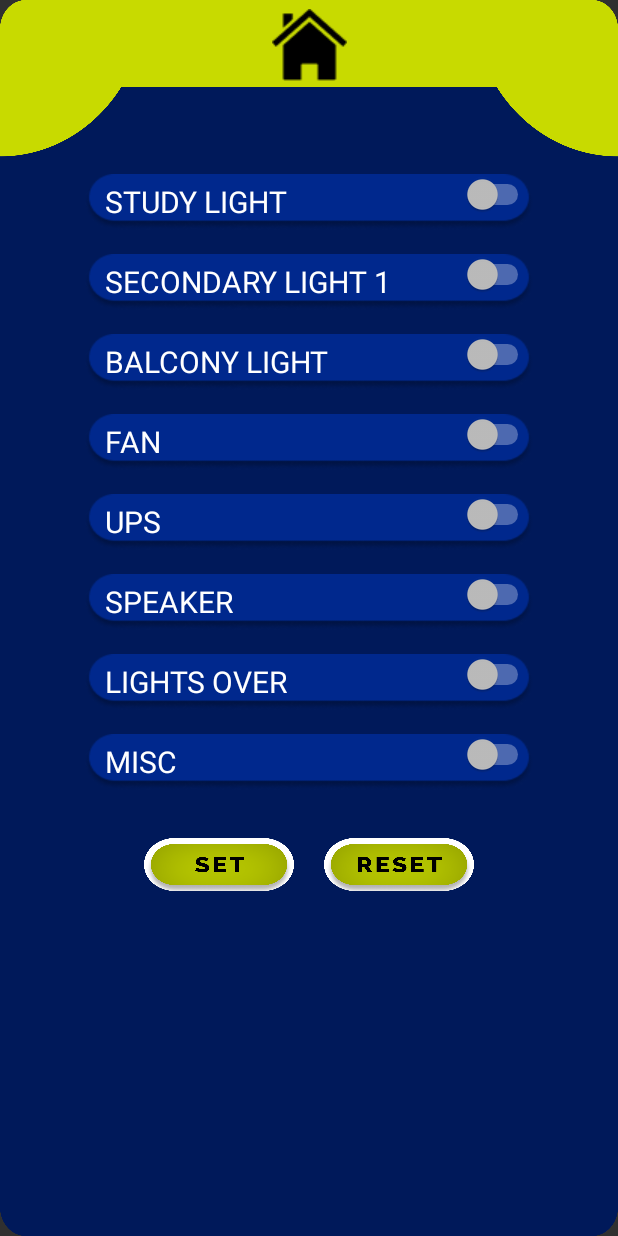
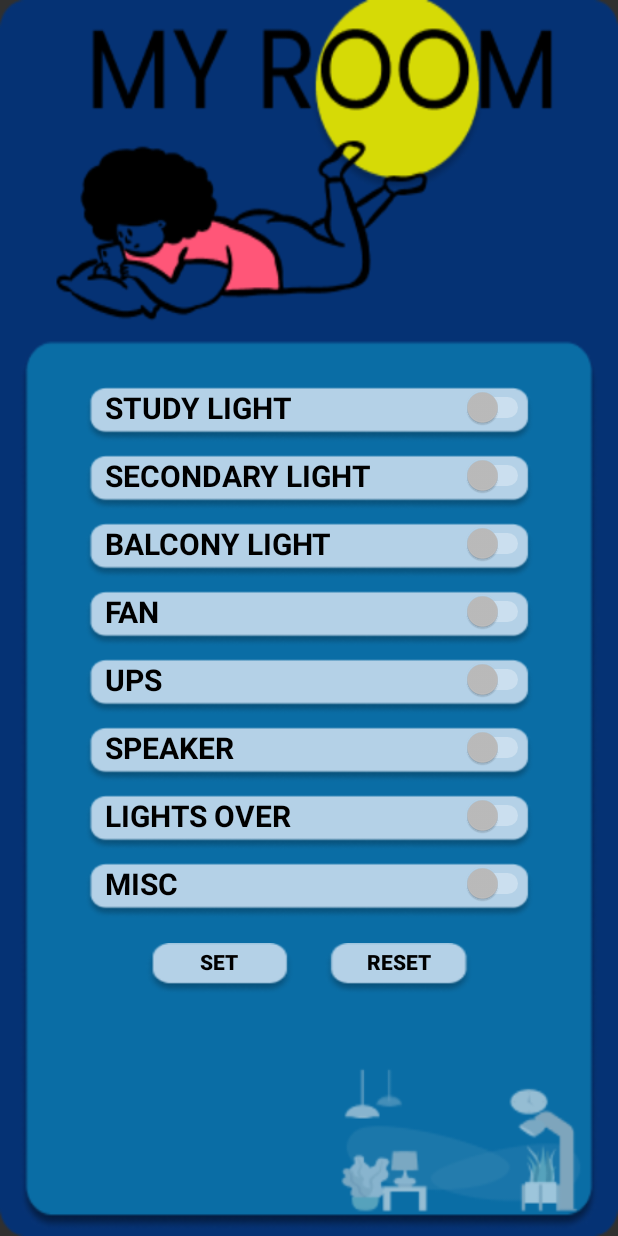
Before and after one commit to kush11251/Home_Appliance_Control, an Android app: the MainActivity screen opened directly, with no data from a screen before it, on a phone screen of 412 x 824 dp. Run offline under Robolectric (Android 15) with nearby library versions, the light colour scheme and no system bars; our stand-ins replace Firebase (no records; nobody signed in at launch, a user with empty details on screens opened directly); Roboto replaces fonts that are not available here.

Commit message:
Change 10

```diff
--- a/app/src/main/AndroidManifest.xml
+++ b/app/src/main/AndroidManifest.xml
@@ -11,7 +11,9 @@
         android:roundIcon="@mipmap/ic_launcher_round"
         android:supportsRtl="true"
         android:theme="@style/Theme.AppCompat.NoActionBar">
-        <activity android:name=".SplashScreen">
+        <activity
+            android:name=".SplashScreen"
+            android:screenOrientation="portrait">
             <intent-filter>
                 <action android:name="android.intent.action.MAIN" />
 
--- a/app/src/main/res/layout/activity_main.xml
+++ b/app/src/main/res/layout/activity_main.xml
@@ -4,14 +4,14 @@
     xmlns:tools="http://schemas.android.com/tools"
     android:layout_width="match_parent"
     android:layout_height="match_parent"
-    android:background="@drawable/back"
+    android:background="@drawable/layout_new_1"
     tools:context=".MainActivity">
 
     <ScrollView
         android:id="@+id/scrollView2"
         android:layout_width="match_parent"
         android:layout_height="match_parent"
-        android:layout_marginTop="100dp"
+        android:layout_marginTop="250dp"
         android:fadeScrollbars="false"
         android:isScrollContainer="false"
         android:nestedScrollingEnabled="false"
@@ -34,11 +34,14 @@
                 android:layout_width="300dp"
                 android:layout_height="37dp"
                 android:layout_gravity="center"
-                android:layout_marginTop="16dp"
-                android:background="@drawable/switchback"
+                android:layout_marginTop="8dp"
+                android:background="@drawable/switch_button_new"
                 android:fontFamily="sans-serif"
                 android:gravity="fill"
+                android:paddingBottom="10dp"
                 android:text="   Study Light"
+                android:textColor="#000000"
+                android:textStyle="bold"
                 android:textAllCaps="true"
                 android:textSize="20sp" />
 
@@ -47,11 +50,14 @@
                 android:layout_width="300dp"
                 android:layout_height="37dp"
                 android:layout_gravity="center"
-                android:layout_marginTop="16dp"
-                android:background="@drawable/switchback"
+                android:layout_marginTop="8dp"
+                android:background="@drawable/switch_button_new"
                 android:fontFamily="sans-serif"
                 android:gravity="fill"
-                android:text="   Secondary Light 1"
+                android:paddingBottom="10dp"
+                android:text="   Secondary Light"
+                android:textColor="#000000"
+                android:textStyle="bold"
                 android:textAllCaps="true"
                 android:textSize="20sp" />
 
@@ -60,11 +66,14 @@
                 android:layout_width="300dp"
                 android:layout_height="37dp"
                 android:layout_gravity="center"
-                android:layout_marginTop="16dp"
-                android:background="@drawable/switchback"
+                android:layout_marginTop="8dp"
+                android:background="@drawable/switch_button_new"
                 android:fontFamily="sans-serif"
                 android:gravity="fill"
+                android:paddingBottom="10dp"
                 android:text="   Balcony Light"
+                android:textColor="#000000"
+                android:textStyle="bold"
                 android:textAllCaps="true"
                 android:textSize="20sp" />
 
@@ -73,11 +82,14 @@
                 android:layout_width="300dp"
                 android:layout_height="37dp"
                 android:layout_gravity="center"
-                android:layout_marginTop="16dp"
-                android:background="@drawable/switchback"
+                android:layout_marginTop="8dp"
+                android:background="@drawable/switch_button_new"
                 android:fontFamily="sans-serif"
                 android:gravity="fill"
+                android:paddingBottom="10dp"
                 android:text="   Fan"
+                android:textColor="#000000"
+                android:textStyle="bold"
                 android:textAllCaps="true"
                 android:textSize="20sp" />
 
@@ -86,11 +98,14 @@
                 android:layout_width="300dp"
                 android:layout_height="37dp"
                 android:layout_gravity="center"
-                android:layout_marginTop="16dp"
-                android:background="@drawable/switchback"
+                android:layout_marginTop="8dp"
+                android:background="@drawable/switch_button_new"
                 android:fontFamily="sans-serif"
                 android:gravity="fill"
+                android:paddingBottom="10dp"
                 android:text="   UPS"
+                android:textColor="#000000"
+                android:textStyle="bold"
                 android:textAllCaps="true"
                 android:textSize="20sp" />
 
@@ -99,11 +114,14 @@
                 android:layout_width="300dp"
                 android:layout_height="37dp"
                 android:layout_gravity="center"
-                android:layout_marginTop="16dp"
-                android:background="@drawable/switchback"
+                android:layout_marginTop="8dp"
+                android:background="@drawable/switch_button_new"
                 android:fontFamily="sans-serif"
                 android:gravity="fill"
+                android:paddingBottom="10dp"
                 android:text="   Speaker"
+                android:textColor="#000000"
+                android:textStyle="bold"
                 android:textAllCaps="true"
                 android:textSize="20sp" />
 
@@ -112,11 +130,14 @@
                 android:layout_width="300dp"
                 android:layout_height="37dp"
                 android:layout_gravity="center"
-                android:layout_marginTop="16dp"
-                android:background="@drawable/switchback"
+                android:layout_marginTop="8dp"
+                android:background="@drawable/switch_button_new"
                 android:fontFamily="sans-serif"
                 android:gravity="fill"
+                android:paddingBottom="10dp"
                 android:text="   Lights Over"
+                android:textColor="#000000"
+                android:textStyle="bold"
                 android:textAllCaps="true"
                 android:textSize="20sp" />
 
@@ -125,18 +146,21 @@
                 android:layout_width="300dp"
                 android:layout_height="37dp"
                 android:layout_gravity="center"
-                android:layout_marginTop="16dp"
-                android:background="@drawable/switchback"
+                android:layout_marginTop="8dp"
+                android:background="@drawable/switch_button_new"
                 android:fontFamily="sans-serif"
                 android:gravity="fill"
+                android:paddingBottom="10dp"
                 android:text="   Misc"
+                android:textColor="#000000"
+                android:textStyle="bold"
                 android:textAllCaps="true"
                 android:textSize="20sp" />
 
             <LinearLayout
                 android:layout_width="match_parent"
                 android:layout_height="match_parent"
-                android:layout_marginTop="32dp"
+                android:layout_marginTop="16dp"
                 android:gravity="center"
                 android:orientation="horizontal">
 
@@ -146,7 +170,11 @@
                     android:layout_height="35dp"
                     android:layout_gravity="fill"
                     android:layout_marginEnd="10dp"
-                    android:background="@drawable/setbutton" />
+                    android:background="@drawable/set_button_new"
+                    android:paddingBottom="10dp"
+                    android:text="SET"
+                    android:textColor="#000000"
+                    android:textStyle="bold" />
 
                 <Button
                     android:id="@+id/reset"
@@ -154,22 +182,15 @@
                     android:layout_height="35dp"
                     android:layout_gravity="fill"
                     android:layout_marginStart="10dp"
-                    android:background="@drawable/resetbutton" />
+                    android:background="@drawable/reset_button_new"
+                    android:paddingBottom="10dp"
+                    android:text="reset"
+                    android:textColor="#000000"
+                    android:textStyle="bold" />
 
             </LinearLayout>
 
         </LinearLayout>
     </ScrollView>
 
-    <ImageView
-        android:id="@+id/imageView"
-        android:layout_width="wrap_content"
-        android:layout_height="wrap_content"
-        android:layout_marginTop="6dp"
-        app:layout_constraintEnd_toEndOf="parent"
-        app:layout_constraintHorizontal_bias="0.5"
-        app:layout_constraintStart_toStartOf="parent"
-        app:layout_constraintTop_toTopOf="parent"
-        app:srcCompat="@drawable/home" />
-
 </androidx.constraintlayout.widget.ConstraintLayout>
--- a/app/src/main/res/layout/activity_splash_screen.xml
+++ b/app/src/main/res/layout/activity_splash_screen.xml
@@ -5,7 +5,7 @@
     android:id="@+id/layout1"
     android:layout_width="match_parent"
     android:layout_height="match_parent"
-    android:background="@drawable/splashscreen"
+    android:background="@drawable/splash_screen_new"
     tools:context=".SplashScreen">
 
 </androidx.constraintlayout.widget.ConstraintLayout>
```
Also changed, not shown: app/src/main/res/drawable/layout_new_1.png (added), app/src/main/res/drawable/reset_button_new.png (added), app/src/main/res/drawable/set_button_new.png (added), app/src/main/res/drawable/splash_screen_new.png (added), app/src/main/res/drawable/switch_button_new.png (added).
